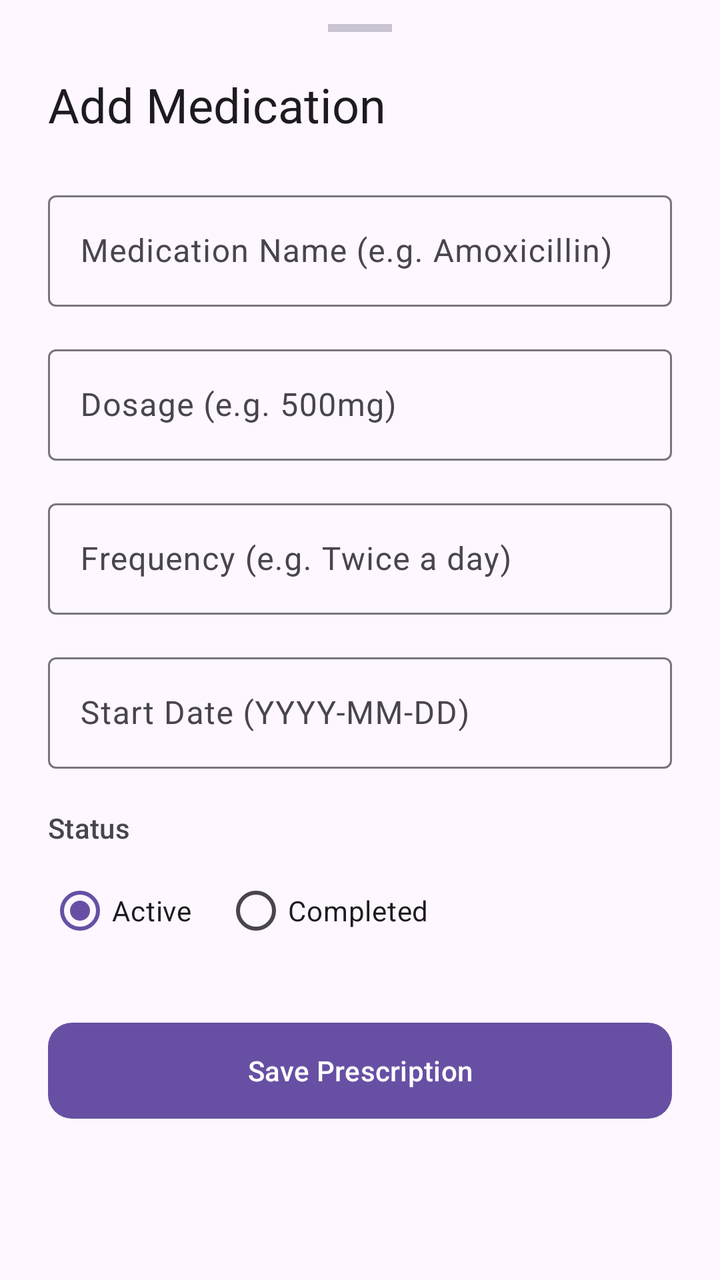
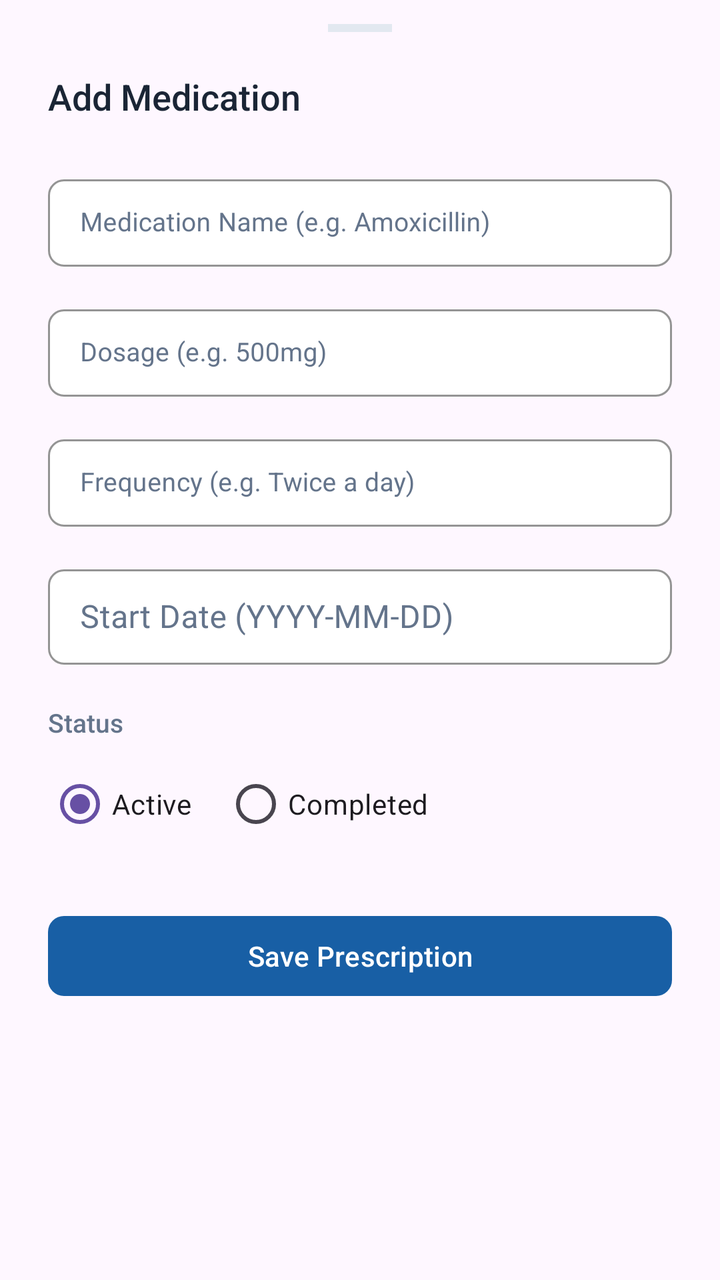

Two renders of the same Android screen: before a commit and after it. Below are the layout's source before the change and the commit's diff.
<!-- AndroidManifest.xml: application theme Theme.Healthcare_app -->
<!-- res/layout/bottom_sheet_add_prescription.xml -->
<?xml version="1.0" encoding="utf-8"?>
<androidx.core.widget.NestedScrollView xmlns:android="http://schemas.android.com/apk/res/android"
    xmlns:app="http://schemas.android.com/apk/res-auto"
    android:layout_width="match_parent"
    android:layout_height="wrap_content">

    <LinearLayout
        android:layout_width="match_parent"
        android:layout_height="wrap_content"
        android:orientation="vertical"
        android:paddingStart="24dp"
        android:paddingEnd="24dp"
        android:paddingTop="12dp"
        android:paddingBottom="32dp">

        
        <View
            android:layout_width="32dp"
            android:layout_height="4dp"
            android:layout_gravity="center_horizontal"
            android:layout_marginBottom="20dp"
            android:background="?attr/colorOutlineVariant"
            android:backgroundTint="?attr/colorOutlineVariant" />

        
        <TextView
            android:id="@+id/textRxSheetTitle"
            android:layout_width="wrap_content"
            android:layout_height="wrap_content"
            android:text="Add Medication"
            android:textAppearance="?attr/textAppearanceHeadlineSmall"
            android:textColor="?attr/colorOnSurface"
            android:layout_marginBottom="24dp" />

        
        <com.google.android.material.textfield.TextInputLayout
            style="@style/Widget.Material3.TextInputLayout.OutlinedBox"
            android:layout_width="match_parent"
            android:layout_height="wrap_content"
            android:layout_marginBottom="16dp"
            android:hint="Medication Name (e.g. Amoxicillin)">

            <com.google.android.material.textfield.TextInputEditText
                android:id="@+id/inputMedicationName"
                android:layout_width="match_parent"
                android:layout_height="wrap_content"
                android:inputType="text" />

        </com.google.android.material.textfield.TextInputLayout>

        
        <com.google.android.material.textfield.TextInputLayout
            style="@style/Widget.Material3.TextInputLayout.OutlinedBox"
            android:layout_width="match_parent"
            android:layout_height="wrap_content"
            android:layout_marginBottom="16dp"
            android:hint="Dosage (e.g. 500mg)">

            <com.google.android.material.textfield.TextInputEditText
                android:id="@+id/inputDosage"
                android:layout_width="match_parent"
                android:layout_height="wrap_content"
                android:inputType="text" />

        </com.google.android.material.textfield.TextInputLayout>

        
        <com.google.android.material.textfield.TextInputLayout
            style="@style/Widget.Material3.TextInputLayout.OutlinedBox"
            android:layout_width="match_parent"
            android:layout_height="wrap_content"
            android:layout_marginBottom="16dp"
            android:hint="Frequency (e.g. Twice a day)">

            <com.google.android.material.textfield.TextInputEditText
                android:id="@+id/inputFrequency"
                android:layout_width="match_parent"
                android:layout_height="wrap_content"
                android:inputType="text" />

        </com.google.android.material.textfield.TextInputLayout>

        
        <com.google.android.material.textfield.TextInputLayout
            style="@style/Widget.Material3.TextInputLayout.OutlinedBox"
            android:layout_width="match_parent"
            android:layout_height="wrap_content"
            android:layout_marginBottom="20dp"
            android:hint="Start Date (YYYY-MM-DD)">

            <com.google.android.material.textfield.TextInputEditText
                android:id="@+id/inputStartDate"
                android:layout_width="match_parent"
                android:layout_height="wrap_content"
                android:focusable="false"
                android:inputType="none" />

        </com.google.android.material.textfield.TextInputLayout>

        
        <TextView
            android:layout_width="wrap_content"
            android:layout_height="wrap_content"
            android:text="Status"
            android:textAppearance="?attr/textAppearanceLabelLarge"
            android:textColor="?attr/colorOnSurfaceVariant"
            android:layout_marginBottom="8dp" />

        
        <RadioGroup
            android:id="@+id/radioGroupRxStatus"
            android:layout_width="match_parent"
            android:layout_height="wrap_content"
            android:orientation="horizontal"
            android:layout_marginBottom="28dp">

            <com.google.android.material.radiobutton.MaterialRadioButton
                android:id="@+id/radioRxActive"
                android:layout_width="wrap_content"
                android:layout_height="wrap_content"
                android:text="Active"
                android:checked="true" />

            <com.google.android.material.radiobutton.MaterialRadioButton
                android:id="@+id/radioRxCompleted"
                android:layout_width="wrap_content"
                android:layout_height="wrap_content"
                android:layout_marginStart="16dp"
                android:text="Completed" />

        </RadioGroup>

        
        <com.google.android.material.button.MaterialButton
            android:id="@+id/btnSavePrescription"
            android:layout_width="match_parent"
            android:layout_height="56dp"
            android:text="Save Prescription"
            app:cornerRadius="12dp" />

    </LinearLayout>

</androidx.core.widget.NestedScrollView>
<!-- resources referenced by this layout -->
<resources>
  <style name="Theme.Healthcare_app" parent="Base.Theme.Healthcare_app" />
  <style name="Base.Theme.Healthcare_app" parent="Theme.Material3.DayNight.NoActionBar">
      </style>
</resources>

<!-- the commit's change to res/layout/bottom_sheet_add_prescription.xml (unified diff, before → after) -->
@@ -19,8 +19,8 @@
             android:layout_height="4dp"
             android:layout_gravity="center_horizontal"
             android:layout_marginBottom="20dp"
-            android:background="?attr/colorOutlineVariant"
-            android:backgroundTint="?attr/colorOutlineVariant" />
+            android:background="#E2E8F0"
+            android:backgroundTint="#E2E8F0" />
 
         
         <TextView
@@ -28,13 +28,23 @@
             android:layout_width="wrap_content"
             android:layout_height="wrap_content"
             android:text="Add Medication"
-            android:textAppearance="?attr/textAppearanceHeadlineSmall"
-            android:textColor="?attr/colorOnSurface"
+            android:textSize="18sp"
+            android:fontFamily="sans-serif-medium"
+            android:textColor="#1A2535"
             android:layout_marginBottom="24dp" />
 
         
         <com.google.android.material.textfield.TextInputLayout
-            style="@style/Widget.Material3.TextInputLayout.OutlinedBox"
+            style="@style/Widget.MaterialComponents.TextInputLayout.OutlinedBox.Dense"
+            android:textColorHint="#64748B"
+            app:boxBackgroundColor="#FFFFFF"
+            app:boxStrokeColor="#E2E8F0"
+            app:boxStrokeWidth="1dp"
+            app:boxCornerRadiusTopStart="8dp"
+            app:boxCornerRadiusTopEnd="8dp"
+            app:boxCornerRadiusBottomStart="8dp"
+            app:boxCornerRadiusBottomEnd="8dp"
+            app:hintTextColor="#185FA5"
             android:layout_width="match_parent"
             android:layout_height="wrap_content"
             android:layout_marginBottom="16dp"
@@ -44,13 +54,25 @@
                 android:id="@+id/inputMedicationName"
                 android:layout_width="match_parent"
                 android:layout_height="wrap_content"
-                android:inputType="text" />
+                android:inputType="text"
+                android:textSize="13sp"
+                android:textColor="#1A2535"
+                android:fontFamily="sans-serif" />
 
         </com.google.android.material.textfield.TextInputLayout>
 
         
         <com.google.android.material.textfield.TextInputLayout
-            style="@style/Widget.Material3.TextInputLayout.OutlinedBox"
+            style="@style/Widget.MaterialComponents.TextInputLayout.OutlinedBox.Dense"
+            android:textColorHint="#64748B"
+            app:boxBackgroundColor="#FFFFFF"
+            app:boxStrokeColor="#E2E8F0"
+            app:boxStrokeWidth="1dp"
+            app:boxCornerRadiusTopStart="8dp"
+            app:boxCornerRadiusTopEnd="8dp"
+            app:boxCornerRadiusBottomStart="8dp"
+            app:boxCornerRadiusBottomEnd="8dp"
+            app:hintTextColor="#185FA5"
             android:layout_width="match_parent"
             android:layout_height="wrap_content"
             android:layout_marginBottom="16dp"
@@ -60,13 +82,25 @@
                 android:id="@+id/inputDosage"
                 android:layout_width="match_parent"
                 android:layout_height="wrap_content"
-                android:inputType="text" />
+                android:inputType="text"
+                android:textSize="13sp"
+                android:textColor="#1A2535"
+                android:fontFamily="sans-serif" />
 
         </com.google.android.material.textfield.TextInputLayout>
 
         
         <com.google.android.material.textfield.TextInputLayout
-            style="@style/Widget.Material3.TextInputLayout.OutlinedBox"
+            style="@style/Widget.MaterialComponents.TextInputLayout.OutlinedBox.Dense"
+            android:textColorHint="#64748B"
+            app:boxBackgroundColor="#FFFFFF"
+            app:boxStrokeColor="#E2E8F0"
+            app:boxStrokeWidth="1dp"
+            app:boxCornerRadiusTopStart="8dp"
+            app:boxCornerRadiusTopEnd="8dp"
+            app:boxCornerRadiusBottomStart="8dp"
+            app:boxCornerRadiusBottomEnd="8dp"
+            app:hintTextColor="#185FA5"
             android:layout_width="match_parent"
             android:layout_height="wrap_content"
             android:layout_marginBottom="16dp"
@@ -76,13 +110,25 @@
                 android:id="@+id/inputFrequency"
                 android:layout_width="match_parent"
                 android:layout_height="wrap_content"
-                android:inputType="text" />
+                android:inputType="text"
+                android:textSize="13sp"
+                android:textColor="#1A2535"
+                android:fontFamily="sans-serif" />
 
         </com.google.android.material.textfield.TextInputLayout>
 
         
         <com.google.android.material.textfield.TextInputLayout
-            style="@style/Widget.Material3.TextInputLayout.OutlinedBox"
+            style="@style/Widget.MaterialComponents.TextInputLayout.OutlinedBox.Dense"
+            android:textColorHint="#64748B"
+            app:boxBackgroundColor="#FFFFFF"
+            app:boxStrokeColor="#E2E8F0"
+            app:boxStrokeWidth="1dp"
+            app:boxCornerRadiusTopStart="8dp"
+            app:boxCornerRadiusTopEnd="8dp"
+            app:boxCornerRadiusBottomStart="8dp"
+            app:boxCornerRadiusBottomEnd="8dp"
+            app:hintTextColor="#185FA5"
             android:layout_width="match_parent"
             android:layout_height="wrap_content"
             android:layout_marginBottom="20dp"
@@ -102,8 +148,9 @@
             android:layout_width="wrap_content"
             android:layout_height="wrap_content"
             android:text="Status"
-            android:textAppearance="?attr/textAppearanceLabelLarge"
-            android:textColor="?attr/colorOnSurfaceVariant"
+            android:textSize="13sp"
+            android:fontFamily="sans-serif-medium"
+            android:textColor="#64748B"
             android:layout_marginBottom="8dp" />
 
         
@@ -134,9 +181,14 @@
         <com.google.android.material.button.MaterialButton
             android:id="@+id/btnSavePrescription"
             android:layout_width="match_parent"
-            android:layout_height="56dp"
+            android:layout_height="48dp"
             android:text="Save Prescription"
-            app:cornerRadius="12dp" />
+            app:cornerRadius="8dp"
+            app:elevation="0dp"
+            app:backgroundTint="#185FA5"
+            android:textColor="#FFFFFF"
+            android:textAllCaps="false"
+            android:fontFamily="sans-serif-medium" />
 
     </LinearLayout>
 
<!-- resource entries referenced after the edit -->
@@ -1,7 +1,32 @@
 <!-- resources referenced by this layout -->
 <resources>
   <style name="Theme.Healthcare_app" parent="Base.Theme.Healthcare_app" />
-  <style name="Base.Theme.Healthcare_app" parent="Theme.Material3.DayNight.NoActionBar">
+  <style name="Base.Theme.Healthcare_app" parent="Theme.Material3.Light.NoActionBar">
+          <item name="bottomSheetDialogTheme">@style/Theme.Healthcare_app.BottomSheetDialog</item>
+      </style>
+  <style name="Theme.Healthcare_app.BottomSheetDialog" parent="ThemeOverlay.Material3.BottomSheetDialog">
+          <item name="android:windowIsFloating">false</item>
+          <item name="android:backgroundDimEnabled">true</item>
+          
+          <item name="colorSurface">#FFFFFF</item>
+          <item name="colorOnSurface">#1A2535</item>
+          <item name="colorOnSurfaceVariant">#64748B</item>
+          <item name="android:colorBackground">#FFFFFF</item>
+          <item name="colorPrimary">#185FA5</item>
+          <item name="colorOnPrimary">#FFFFFF</item>
+          
+          <item name="android:textColorPrimary">#1A2535</item>
+          <item name="android:textColorSecondary">#64748B</item>
+          <item name="android:textColorHint">#64748B</item>
+          
+          <item name="colorControlNormal">#E2E8F0</item>
+          <item name="colorControlActivated">#185FA5</item>
+          
+          <item name="bottomSheetStyle">@style/LightBottomSheetStyle</item>
+      </style>
+  <style name="LightBottomSheetStyle" parent="Widget.Material3.BottomSheet.Modal">
+          <item name="backgroundTint">#FFFFFF</item>
+          <item name="android:elevation">0dp</item>
       </style>
 </resources>
 
